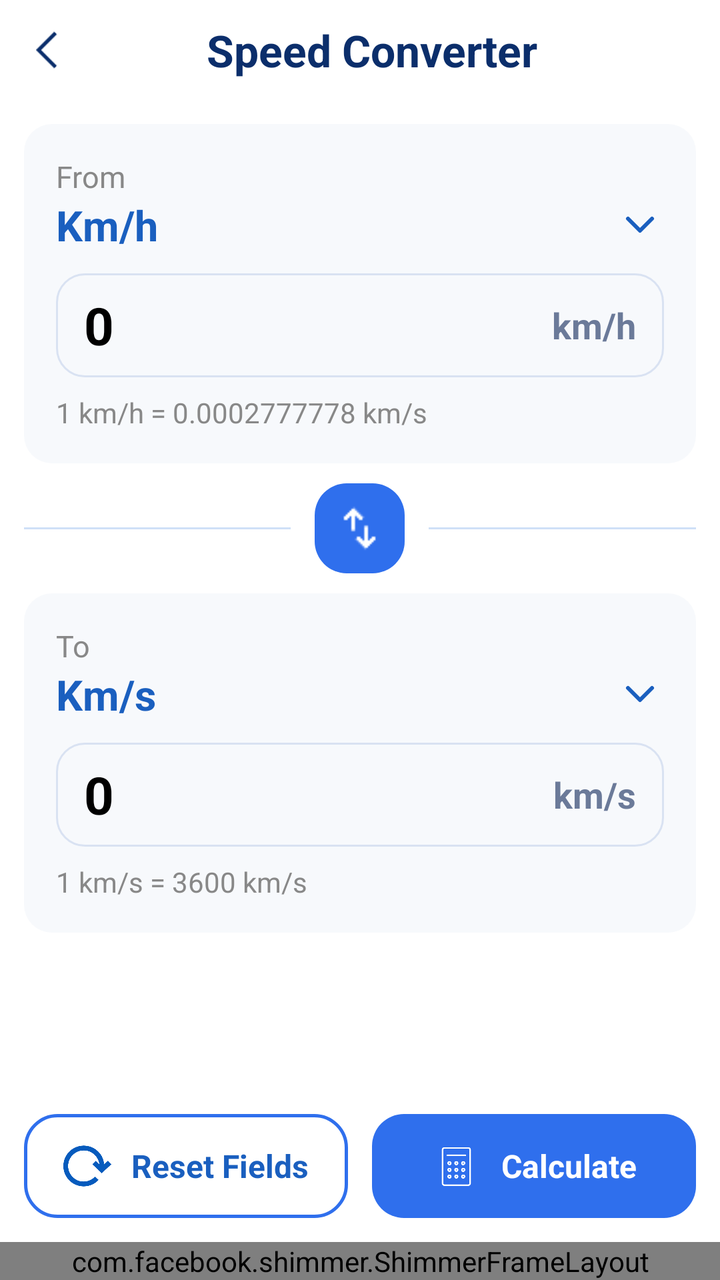
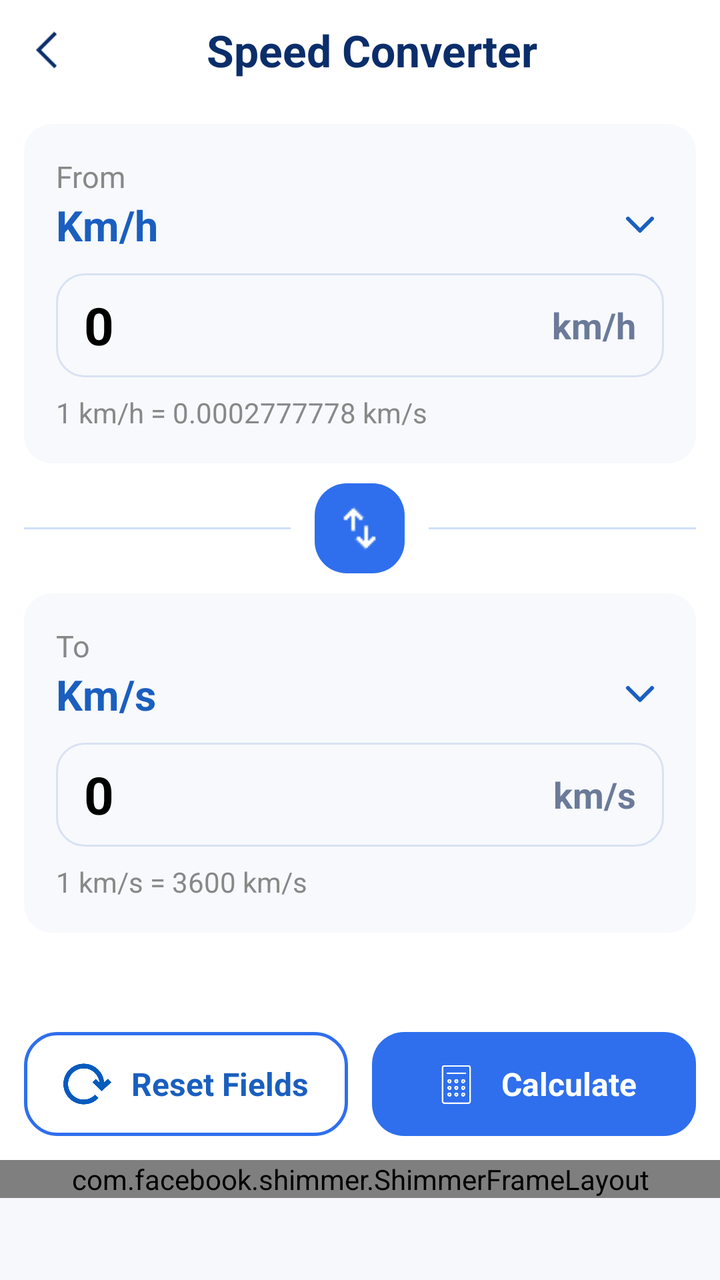

Screens rendered from an Android XML layout before and after an edit, with the pre-edit source and the edit as a unified diff.
<!-- AndroidManifest.xml: application theme Theme.LoanSmart -->
<!-- res/layout/activity_speed_converter.xml -->
<?xml version="1.0" encoding="utf-8"?>
<LinearLayout
    xmlns:android="http://schemas.android.com/apk/res/android"
    xmlns:app="http://schemas.android.com/apk/res-auto"
    android:id="@+id/main"
    android:layout_width="match_parent"
    android:layout_height="match_parent"
    android:background="@color/background_color"
    android:orientation="vertical">

    <com.google.android.material.appbar.MaterialToolbar
        android:id="@+id/headerLayout"
        android:layout_width="match_parent"
        android:layout_height="50dp"
        android:background="@color/background_color"
        android:gravity="center_vertical"
        android:paddingStart="18dp"
        android:paddingEnd="18dp">

        <ImageView
            android:id="@+id/backButton"
            android:layout_width="22dp"
            android:layout_height="30dp"
            android:layout_gravity="center_vertical"
            android:src="@drawable/back_ic"
            app:tint="@color/header_blue_dark" />

        <TextView
            android:layout_width="wrap_content"
            android:layout_height="wrap_content"
            android:layout_gravity="center"
            android:layout_marginStart="12dp"
            android:text="Speed Converter"
            android:textColor="@color/header_blue_dark"
            android:textSize="22sp"
            android:textStyle="bold" />

    </com.google.android.material.appbar.MaterialToolbar>


    <LinearLayout
        android:layout_width="match_parent"
        android:layout_height="0dp"
        android:layout_weight="1"
        android:orientation="vertical"
        android:padding="12dp">

        
        <LinearLayout
            android:layout_width="match_parent"
            android:layout_height="wrap_content"
            android:background="@drawable/cash_fild_bg"
            android:orientation="vertical"
            android:padding="16dp">

            <TextView
                android:layout_width="wrap_content"
                android:layout_height="wrap_content"
                android:text="From"
                android:textColor="@color/grey"
                android:textSize="15sp" />

            <LinearLayout
                android:id="@+id/fromUnitSelector"
                android:layout_width="match_parent"
                android:layout_height="wrap_content"
                android:background="?attr/selectableItemBackground"
                android:clickable="true"
                android:focusable="true"
                android:gravity="center_vertical"
                android:orientation="horizontal">

                <TextView
                    android:id="@+id/tvFromUnit"
                    android:layout_width="0dp"
                    android:layout_height="wrap_content"
                    android:layout_weight="1"
                    android:text="Km/h"
                    android:textColor="@color/header_blue_light"
                    android:textSize="21sp"
                    android:textStyle="bold" />

                <ImageView
                    android:layout_width="24dp"
                    android:layout_height="24dp"
                    android:src="@drawable/ic_dropdown"
                    app:tint="@color/header_blue_light" />

            </LinearLayout>

            <LinearLayout
                android:layout_width="match_parent"
                android:layout_height="52dp"
                android:layout_marginTop="10dp"
                android:background="@drawable/bg_input_field"
                android:gravity="center_vertical"
                android:orientation="horizontal"
                android:paddingStart="14dp"
                android:paddingEnd="14dp">

                <EditText
                    android:id="@+id/etFrom"
                    android:layout_width="0dp"
                    android:layout_height="match_parent"
                    android:layout_weight="1"
                    android:background="@null"
                    android:hint="0"
                    android:inputType="numberDecimal"
                    android:text="0"
                    android:textColor="@color/text_color"
                    android:textSize="26sp"
                    android:textStyle="bold" />

                <TextView
                    android:id="@+id/tvFromSymbol"
                    android:layout_width="wrap_content"
                    android:layout_height="wrap_content"
                    android:text="km/h"
                    android:textColor="#6B7A99"
                    android:textSize="18sp"
                    android:textStyle="bold" />

            </LinearLayout>

            <TextView
                android:id="@+id/tvFromInfo"
                android:layout_width="wrap_content"
                android:layout_height="wrap_content"
                android:layout_marginTop="8dp"
                android:text="1 km/h = 0.0002777778 km/s"
                android:textColor="@color/grey"
                android:textSize="14sp" />

        </LinearLayout>


        <LinearLayout
            android:layout_width="match_parent"
            android:layout_height="wrap_content"
            android:layout_marginTop="10dp"
            android:layout_marginBottom="10dp"
            android:gravity="center_vertical"
            android:orientation="horizontal">

            <View
                android:layout_width="0dp"
                android:layout_height="1dp"
                android:layout_weight="1"
                android:background="#CFE0F7" />

            <FrameLayout
                android:id="@+id/btnSwap"
                android:layout_width="45dp"
                android:layout_height="45dp"
                android:layout_marginStart="12dp"
                android:layout_marginEnd="12dp"
                android:background="@drawable/bg_button_primary"
                android:clickable="true"
                android:focusable="true">

                <ImageView
                    android:layout_width="25dp"
                    android:layout_height="25dp"
                    android:layout_gravity="center"
                    android:src="@drawable/swap_ic"
                    android:contentDescription="Swap units"
                    app:tint="#FFFFFF" />

            </FrameLayout>

            <View
                android:layout_width="0dp"
                android:layout_height="1dp"
                android:layout_weight="1"
                android:background="#CFE0F7" />

        </LinearLayout>


        
        <LinearLayout
            android:layout_width="match_parent"
            android:layout_height="wrap_content"
            android:background="@drawable/cash_fild_bg"
            android:orientation="vertical"
            android:padding="16dp">

            <TextView
                android:layout_width="wrap_content"
                android:layout_height="wrap_content"
                android:text="To"
                android:textColor="@color/grey"
                android:textSize="15sp" />

            <LinearLayout
                android:id="@+id/toUnitSelector"
                android:layout_width="match_parent"
                android:layout_height="wrap_content"
                android:background="?attr/selectableItemBackground"
                android:clickable="true"
                android:focusable="true"
                android:gravity="center_vertical"
                android:orientation="horizontal">

                <TextView
                    android:id="@+id/tvToUnit"
                    android:layout_width="0dp"
                    android:layout_height="wrap_content"
                    android:layout_weight="1"
                    android:text="Km/s"
                    android:textColor="@color/header_blue_light"
                    android:textSize="21sp"
                    android:textStyle="bold" />

                <ImageView
                    android:layout_width="24dp"
                    android:layout_height="24dp"
                    android:src="@drawable/ic_dropdown"
                    app:tint="@color/header_blue_light" />

            </LinearLayout>

            <LinearLayout
                android:layout_width="match_parent"
                android:layout_height="52dp"
                android:layout_marginTop="10dp"
                android:background="@drawable/bg_input_field"
                android:gravity="center_vertical"
                android:orientation="horizontal"
                android:paddingStart="14dp"
                android:paddingEnd="14dp">

                <EditText
                    android:id="@+id/etTo"
                    android:layout_width="0dp"
                    android:layout_height="match_parent"
                    android:layout_weight="1"
                    android:background="@null"
                    android:hint="0"
                    android:inputType="numberDecimal"
                    android:text="0"
                    android:textColor="@color/text_color"
                    android:textSize="26sp"
                    android:textStyle="bold" />

                <TextView
                    android:id="@+id/tvToSymbol"
                    android:layout_width="wrap_content"
                    android:layout_height="wrap_content"
                    android:text="km/s"
                    android:textColor="#6B7A99"
                    android:textSize="18sp"
                    android:textStyle="bold" />

            </LinearLayout>

            <TextView
                android:id="@+id/tvToInfo"
                android:layout_width="wrap_content"
                android:layout_height="wrap_content"
                android:layout_marginTop="8dp"
                android:text="1 km/s = 3600 km/s"
                android:textColor="@color/grey"
                android:textSize="14sp" />

        </LinearLayout>

        
        <View
            android:layout_width="match_parent"
            android:layout_height="0dp"
            android:layout_weight="1"
            android:minHeight="48dp" />

        
        <LinearLayout
            android:layout_width="match_parent"
            android:layout_height="wrap_content"
            android:layout_marginTop="16dp"
            android:orientation="horizontal">

            <LinearLayout
                android:id="@+id/btnReset"
                android:layout_width="0dp"
                android:layout_height="52dp"
                android:layout_marginEnd="6dp"
                android:layout_weight="1"
                android:background="@drawable/bg_button_outline"
                android:clickable="true"
                android:focusable="true"
                android:gravity="center"
                android:orientation="horizontal">

                <ImageView
                    android:layout_width="24dp"
                    android:layout_height="24dp"
                    android:src="@drawable/reset_ic" />

                <TextView
                    android:layout_width="wrap_content"
                    android:layout_height="wrap_content"
                    android:layout_marginStart="10dp"
                    android:text="Reset Fields"
                    android:textColor="@color/header_blue_light"
                    android:textSize="16sp"
                    android:textStyle="bold" />

            </LinearLayout>

            <LinearLayout
                android:id="@+id/btnCalculate"
                android:layout_width="0dp"
                android:layout_height="52dp"
                android:layout_marginStart="6dp"
                android:layout_weight="1"
                android:background="@drawable/bg_button_primary"
                android:clickable="true"
                android:focusable="true"
                android:gravity="center"
                android:orientation="horizontal">

                <ImageView
                    android:layout_width="25dp"
                    android:layout_height="25dp"
                    android:src="@drawable/calculator_ic"
                    app:tint="@color/white" />

                <TextView
                    android:layout_width="wrap_content"
                    android:layout_height="wrap_content"
                    android:layout_marginStart="10dp"
                    android:text="Calculate"
                    android:textColor="@color/white"
                    android:textSize="16sp"
                    android:textStyle="bold" />

            </LinearLayout>

        </LinearLayout>

    </LinearLayout>
    <FrameLayout
        android:id="@+id/bannerContainer"
        android:layout_width="match_parent"
        android:layout_height="wrap_content"
        android:background="@color/screen_bg"
        android:gravity="center">

        <include
            layout="@layout/banner_shimmer_layout"
            android:layout_width="match_parent"
            android:layout_height="wrap_content" />
    </FrameLayout>
</LinearLayout>
<!-- res/layout/banner_shimmer_layout.xml (included above) -->
<?xml version="1.0" encoding="utf-8"?>
<com.facebook.shimmer.ShimmerFrameLayout xmlns:android="http://schemas.android.com/apk/res/android"
    xmlns:app="http://schemas.android.com/apk/res-auto"
    xmlns:tools="http://schemas.android.com/tools"
    android:id="@+id/shimmer_banner_container"
    android:layout_width="match_parent"
    android:layout_height="60dp"
    app:shimmer_auto_start="true"
    app:shimmer_base_color="@color/shimer_base_color"
    tools:ignore="MissingClass">

    <androidx.appcompat.widget.LinearLayoutCompat
        android:layout_width="match_parent"
        android:layout_height="match_parent"
        android:background="@color/white"
        android:gravity="center"
        android:orientation="horizontal">

        <androidx.appcompat.widget.AppCompatTextView
            android:layout_width="16dp"
            android:layout_height="16dp"
            android:layout_gravity="top"
            android:layout_marginStart="2dp"
            android:layout_marginTop="2dp"
            android:background="@drawable/ads_icon"
            android:gravity="center"
            android:text="@string/ad"
            android:textColor="@color/white"
            android:textSize="11sp" />

        <androidx.appcompat.widget.AppCompatImageView
            android:layout_width="40dp"
            android:layout_height="40dp"
            android:layout_margin="8dp"
            android:background="@color/lightTransparent"
            android:scaleType="centerCrop"
            tools:ignore="ContentDescription" />

        <androidx.appcompat.widget.LinearLayoutCompat
            android:layout_width="0dp"
            android:layout_height="match_parent"
            android:layout_gravity="center"
            android:layout_marginEnd="5dp"
            android:layout_weight="1"
            android:gravity="center"
            android:orientation="vertical">

            <androidx.appcompat.widget.AppCompatTextView
                android:layout_width="match_parent"
                android:layout_height="wrap_content"
                android:layout_marginTop="5dp"
                android:layout_marginBottom="2dp"
                android:background="@color/lightTransparent"
                android:ellipsize="end"
                android:lines="1"
                android:textColor="@android:color/black"
                android:textSize="15sp" />

            <androidx.appcompat.widget.AppCompatTextView
                android:layout_width="170dp"
                android:layout_height="wrap_content"
                android:layout_gravity="start"
                android:layout_marginTop="2dp"
                android:layout_marginBottom="5dp"
                android:background="@color/lightTransparent"
                android:ellipsize="end"
                android:lines="1"
                android:textColor="@android:color/darker_gray"
                android:textSize="14sp" />

        </androidx.appcompat.widget.LinearLayoutCompat>

        <androidx.appcompat.widget.LinearLayoutCompat
            android:layout_width="100dp"
            android:layout_height="match_parent"
            android:layout_gravity="center"
            android:layout_marginTop="5dp"
            android:layout_marginEnd="5dp"
            android:layout_marginBottom="5dp"
            android:background="@drawable/bg_card_ads"
            android:backgroundTint="@color/lightTransparent"
            android:gravity="center"
            android:textColor="@android:color/white"
            android:textSize="12sp" />

    </androidx.appcompat.widget.LinearLayoutCompat>

</com.facebook.shimmer.ShimmerFrameLayout>
<!-- resources referenced by this layout -->
<resources>
  <color name="background_color">#FFFFFF</color>
  <color name="grey">#888</color>
  <color name="header_blue_dark">#0B2E6B</color>
  <color name="header_blue_light">#1A5FBF</color>
  <color name="lightTransparent">#16000000</color>
  <color name="screen_bg">#F7F8FC</color>
  <color name="shimer_base_color">#979595</color>
  <color name="text_color">#FF000000</color>
  <color name="white">#FFFFFF</color>
  <!-- drawable ads_icon (drawable) -->
  <?xml version="1.0" encoding="utf-8"?>
  <shape xmlns:android="http://schemas.android.com/apk/res/android">
      <solid android:color="#0E204A" />
      <corners android:radius="16dp" />
  </shape>
  <!-- drawable bg_button_outline (drawable) -->
  <?xml version="1.0" encoding="utf-8"?>
  <shape xmlns:android="http://schemas.android.com/apk/res/android"
      android:shape="rectangle">
  
      <solid android:color="@android:color/transparent" />
  
      <stroke
          android:width="1.5dp"
          android:color="@color/gradient_end" />
  
      <corners android:radius="16dp" />
  
      <padding
          android:left="12dp"
          android:top="8dp"
          android:right="12dp"
          android:bottom="8dp" />
  
  </shape>
  <!-- drawable bg_button_primary (drawable) -->
  <?xml version="1.0" encoding="utf-8"?>
  <shape xmlns:android="http://schemas.android.com/apk/res/android"
      android:shape="rectangle">
  
      <solid android:color="@color/gradient_end" />
  
      <corners android:radius="16dp" />
  
      <padding
          android:left="12dp"
          android:top="8dp"
          android:right="12dp"
          android:bottom="8dp" />
  
  </shape>
  <!-- drawable bg_card_ads (drawable) -->
  <?xml version="1.0" encoding="utf-8"?>
  <shape xmlns:android="http://schemas.android.com/apk/res/android"
      android:shape="rectangle">
      <corners android:radius="10dp" />
      <solid android:color="@color/white" />
      <stroke
          android:width="1dp"
          android:color="@color/white" />
  </shape>
  <!-- drawable bg_input_field (drawable) -->
  <?xml version="1.0" encoding="utf-8"?>
  <shape xmlns:android="http://schemas.android.com/apk/res/android"
      android:shape="rectangle">
  
      <solid android:color="#F7F9FC" />
  
      <stroke
          android:width="1dp"
          android:color="#D9E2F2" />
  
      <corners android:radius="14dp" />
  
      <padding
          android:left="16dp"
          android:top="8dp"
          android:right="16dp"
          android:bottom="8dp" />
  
  </shape>
  <!-- drawable cash_fild_bg (drawable) -->
  <?xml version="1.0" encoding="utf-8"?>
  <shape xmlns:android="http://schemas.android.com/apk/res/android"
      android:shape="rectangle">
  
      <solid android:color="#F7F9FC" />
  
      <corners android:radius="14dp" />
  
      <padding
          android:left="16dp"
          android:top="8dp"
          android:right="16dp"
          android:bottom="8dp" />
  
  </shape>
  <!-- drawable ic_dropdown (drawable) -->
  <?xml version="1.0" encoding="utf-8"?>
  <vector xmlns:android="http://schemas.android.com/apk/res/android"
      android:width="24dp"
      android:height="24dp"
      android:viewportWidth="24"
      android:viewportHeight="24">
  
      <path
          android:fillColor="@android:color/transparent"
          android:pathData="M6,9 L12,15 L18,9"
          android:strokeColor="#6FA800"
          android:strokeWidth="2"
          android:strokeLineCap="round"
          android:strokeLineJoin="round" />
  
  </vector>
  <!-- drawable swap_ic: png bitmap (drawable, 348 bytes) -->
  <string name="ad">Ad</string>
  <style name="Theme.LoanSmart" parent="Theme.Material3.DayNight.NoActionBar">
        
  
          <item name="colorPrimary">@color/primary_blue</item>
          <item name="colorOnPrimary">@color/white</item>
          <item name="android:statusBarColor">@color/header_blue_light</item>
          <item name="android:windowLightStatusBar">true</item>
          <item name="android:navigationBarColor">@color/white</item>
          <item name="android:windowBackground">@color/white</item>
      </style>
  <color name="gradient_end">#2F6FED</color>
  <color name="primary_blue">#1F6FEB</color>
  <!-- unchanged entries left out for length: 3 -->
</resources>

<!-- the commit's change to res/layout/activity_speed_converter.xml (unified diff, before → after) -->
@@ -342,7 +342,7 @@
     <FrameLayout
         android:id="@+id/bannerContainer"
         android:layout_width="match_parent"
-        android:layout_height="wrap_content"
+        android:layout_height="60dp"
         android:background="@color/screen_bg"
         android:gravity="center">
 
